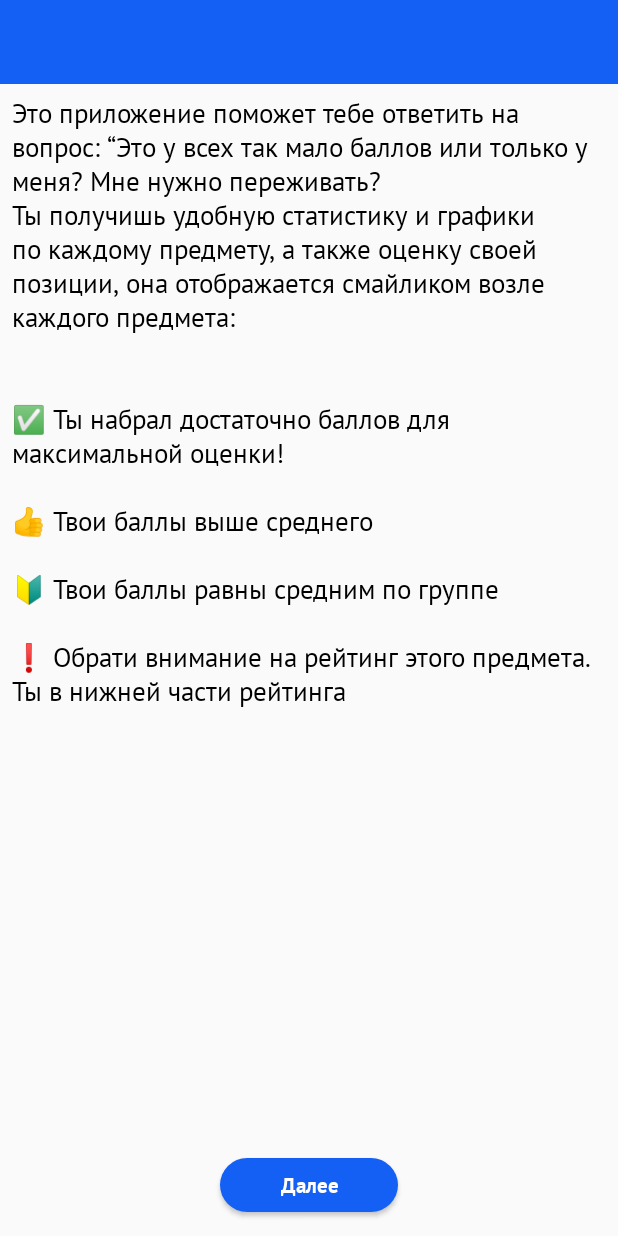
After one commit to DVegasa/volsuRating, an Android app: the layout activity_welcome.xml on its own in the app's theme, with its tools: preview values and no code run, on a phone screen of 412 x 824 dp. The commit adds this screen. Run offline under Robolectric (Android 15) with nearby library versions, the phone set to English and light mode, and no system bars.

Commit message:
[+] Welcome activity and startup process
Took 8 minutes

```diff
--- a/app/src/main/AndroidManifest.xml
+++ b/app/src/main/AndroidManifest.xml
@@ -20,6 +20,9 @@
                 <category android:name="android.intent.category.LAUNCHER" />
             </intent-filter>
         </activity>
+        <activity android:name=".screens.welcome.WelcomeActivity">
+
+        </activity>
     </application>
 
 </manifest>
--- a/app/src/main/java/io/github/dvegasa/volsurating/screens/main/ZachetkaPickerFragment.kt
+++ b/app/src/main/java/io/github/dvegasa/volsurating/screens/ZachetkaPickerFragment.kt
@@ -1,4 +1,4 @@
-package io.github.dvegasa.volsurating.screens.main
+package io.github.dvegasa.volsurating.screens
 
 import android.annotation.SuppressLint
 import android.content.Context
--- /dev/null
+++ b/app/src/main/res/layout/activity_welcome.xml
@@ -0,0 +1,38 @@
+<?xml version="1.0" encoding="utf-8"?>
+<androidx.constraintlayout.widget.ConstraintLayout xmlns:android="http://schemas.android.com/apk/res/android"
+        xmlns:app="http://schemas.android.com/apk/res-auto"
+        xmlns:tools="http://schemas.android.com/tools"
+        android:layout_width="match_parent"
+        android:layout_height="match_parent"
+        tools:context=".screens.welcome.WelcomeActivity">
+
+    <androidx.appcompat.widget.Toolbar
+            style="@style/Toolbar"
+            android:id="@+id/toolbarDef"
+            app:layout_constraintEnd_toEndOf="parent"
+            app:layout_constraintStart_toStartOf="parent"
+            app:layout_constraintTop_toTopOf="parent"/>
+
+    <TextView
+            android:id="@+id/textView"
+            android:layout_width="0dp"
+            android:layout_height="wrap_content"
+            android:layout_margin="8dp"
+            android:text="@string/welcome_welcomeText"
+            android:textColor="#000"
+            android:textSize="18sp"
+            app:layout_constraintEnd_toEndOf="parent"
+            app:layout_constraintStart_toStartOf="parent"
+            app:layout_constraintTop_toBottomOf="@+id/toolbarDef" />
+
+    <Button
+            style="@style/AppTheme.ButtonSmall"
+            android:id="@+id/btnNext"
+            android:layout_width="wrap_content"
+            android:layout_height="wrap_content"
+            app:layout_constraintBottom_toBottomOf="parent"
+            app:layout_constraintEnd_toEndOf="parent"
+            app:layout_constraintStart_toStartOf="parent"
+            android:layout_margin="16dp"
+            android:text="@string/welcome_btnNext"/>
+</androidx.constraintlayout.widget.ConstraintLayout>
--- a/app/src/main/res/layout/fragment_zachetka_picker.xml
+++ b/app/src/main/res/layout/fragment_zachetka_picker.xml
@@ -6,7 +6,7 @@
         android:background="@color/colorBackground"
         android:clickable="true"
         android:focusable="true"
-        tools:context=".screens.main.ZachetkaPickerFragment">
+        tools:context=".screens.ZachetkaPickerFragment">
 
     <WebView
             android:id="@+id/webView"
```
Also changed, not shown: app/src/main/java/io/github/dvegasa/volsurating/screens/main/MainActivity.kt (+6 -35 lines), app/src/main/java/io/github/dvegasa/volsurating/screens/welcome/WelcomeActivity.kt (added, +61 -0 lines), app/src/main/res/layout/activity_main.xml (+0 -29 lines).
